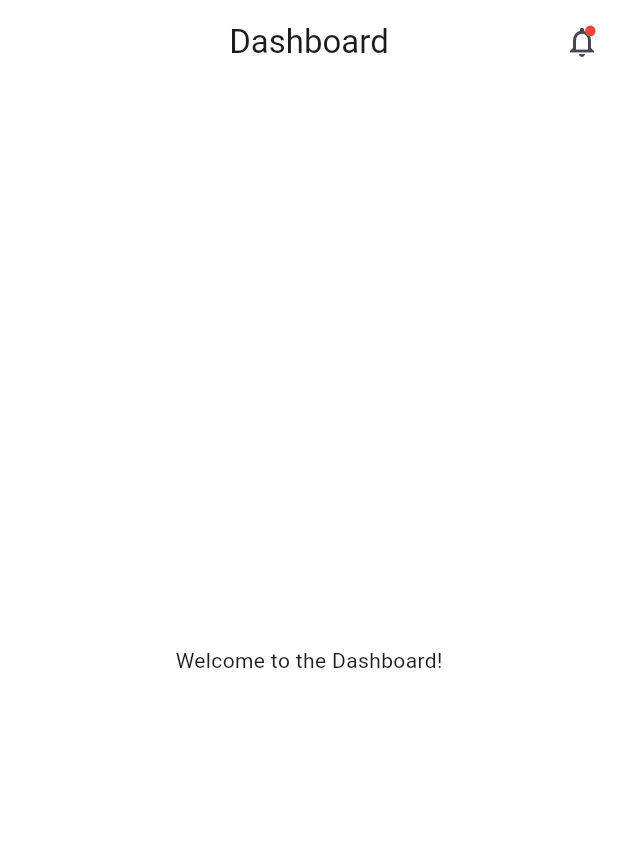
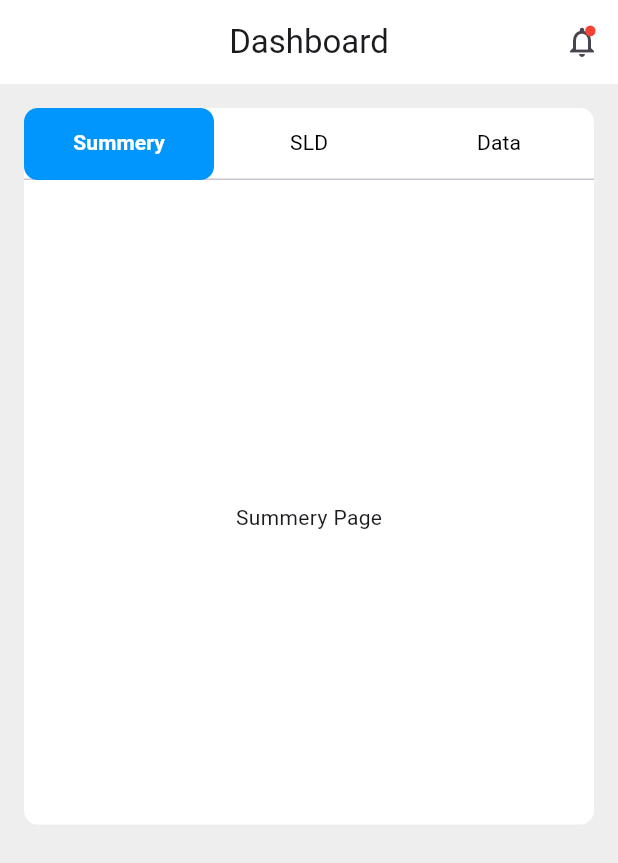
Before and after one commit to Sohag-84/Monitoring-System-App, a Flutter app: the DashboardView screen opened by its route, on a phone screen of 412 x 824 dp. Shown: the top 863 px of the screen. Run offline on Flutter 3.47's test engine with Material 3 defaults, Android fonts, the phone set to English and light mode, and no system bars; our stand-ins replace equatable, flutter_bloc, flutter_screenutil, go_router.

Commit message:
desinged dashboard tabbar

```diff
--- a/lib/core/theme/app_colors.dart
+++ b/lib/core/theme/app_colors.dart
@@ -7,4 +7,5 @@ class AppColors {
   static const whiteColor = Color(0xFFFFFFFF);
   static const whiteGreyColor = Color(0xFFB9C6D6);
   static const greyColor = Color(0xFF7A8A99);
+  static const navyGreyColor = Color(0xFF646984);
 }
--- a/lib/core/widgets/common_app_bar.dart
+++ b/lib/core/widgets/common_app_bar.dart
@@ -1,7 +1,7 @@
 import 'package:flutter/material.dart';
 import 'package:flutter_screenutil/flutter_screenutil.dart';
 
-AppBar cummonAppBar() {
+AppBar commonAppBar() {
   return AppBar(
     title: Text('Dashboard'),
     actions: [
--- a/lib/features/dashboard/presentation/view/dashboard_view.dart
+++ b/lib/features/dashboard/presentation/view/dashboard_view.dart
@@ -1,4 +1,6 @@
 import 'package:flutter/material.dart';
+import 'package:flutter_screenutil/flutter_screenutil.dart';
+import 'package:monitoring_system/core/theme/app_colors.dart';
 import 'package:monitoring_system/core/widgets/common_app_bar.dart';
 
 class DashboardView extends StatefulWidget {
@@ -8,12 +10,87 @@ class DashboardView extends StatefulWidget {
   State<DashboardView> createState() => _DashboardViewState();
 }
 
-class _DashboardViewState extends State<DashboardView> {
+class _DashboardViewState extends State<DashboardView>
+    with TickerProviderStateMixin {
+  late TabController _tabController;
+
+  @override
+  void initState() {
+    super.initState();
+    _tabController = TabController(length: 3, vsync: this);
+  }
+
+  @override
+  void dispose() {
+    _tabController.dispose();
+    super.dispose();
+  }
+
   @override
   Widget build(BuildContext context) {
     return Scaffold(
-      appBar: cummonAppBar(),
-      body: const Center(child: Text('Welcome to the Dashboard!')),
+      backgroundColor: Colors.grey.shade200,
+      appBar: commonAppBar(),
+      body: SingleChildScrollView(
+        padding: const EdgeInsets.all(16.0),
+        child: Column(
+          children: [
+            // Tab Bar Container
+            dashboardTabBarSection(),
+          ],
+        ),
+      ),
+    );
+  }
+
+  Widget dashboardTabBarSection() {
+    return Container(
+      height: 400.h,
+      decoration: BoxDecoration(
+        color: AppColors.whiteColor,
+        borderRadius: BorderRadius.circular(8.r),
+      ),
+      child: Column(
+        children: [
+          TabBar(
+            controller: _tabController,
+            labelColor: AppColors.whiteColor,
+            unselectedLabelColor: Colors.black,
+            labelStyle: TextStyle(
+              color: AppColors.whiteColor,
+              fontSize: 14,
+              fontWeight: FontWeight.w700,
+            ),
+            indicatorSize: TabBarIndicatorSize.tab,
+            indicatorColor: AppColors.greyColor,
+            indicator: BoxDecoration(
+              color: AppColors.primaryColor,
+              borderRadius: BorderRadius.circular(8.r),
+            ),
+            unselectedLabelStyle: TextStyle(
+              fontWeight: FontWeight.w400,
+              color: AppColors.navyGreyColor,
+            ),
+            tabs: const [
+              Tab(child: Center(child: Text("Summery"))),
+              Tab(child: Center(child: Text("SLD"))),
+              Tab(child: Center(child: Text("Data"))),
+            ],
+          ),
+          SizedBox(height: 20),
+
+          Expanded(
+            child: TabBarView(
+              controller: _tabController,
+              children: const [
+                Center(child: Text('Summery Page')),
+                Center(child: Text('SLD Page')),
+                Center(child: Text('Data Page')),
+              ],
+            ),
+          ),
+        ],
+      ),
     );
   }
 }
```
